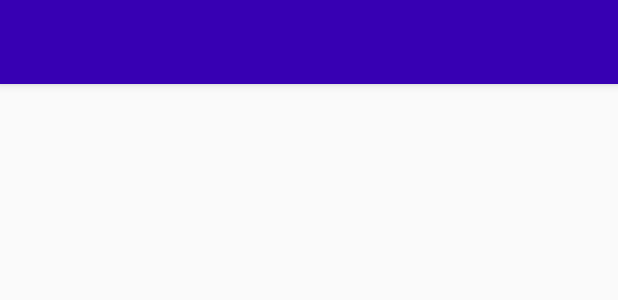
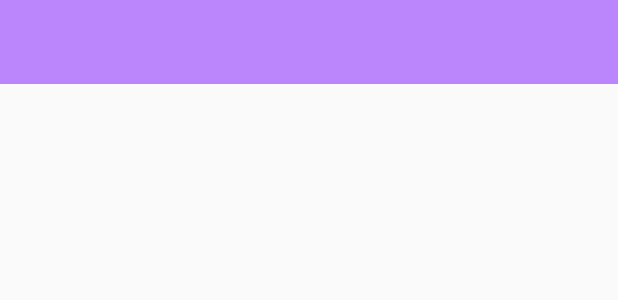
Before and after one commit to FlawedPerfection/FinalProjectMobile, an Android app: the layout toolbar.xml on its own in the app's theme, with its tools: preview values and no code run, on a phone screen of 412 x 824 dp. Shown: the top 300 px of the screen. Run offline under Robolectric (Android 15) with nearby library versions, the phone set to English and light mode, and no system bars.

Commit message:
-Added content/description page

```diff
--- a/app/src/main/AndroidManifest.xml
+++ b/app/src/main/AndroidManifest.xml
@@ -11,7 +11,7 @@
         android:roundIcon="@mipmap/ic_launcher_round"
         android:supportsRtl="true"
         android:theme="@style/Theme.AppCompat.Light">
-
+        <activity android:name=".DisplayInformation"></activity>
         <activity android:name=".RssActivity"></activity>
         <activity android:name=".MainActivity"
             android:exported="true">
--- a/app/src/main/java/com/example/finalproject/MainActivity.java
+++ b/app/src/main/java/com/example/finalproject/MainActivity.java
@@ -74,4 +74,7 @@ public class MainActivity extends AppCompatActivity {
     }
 
 
+
+
+
 }
--- a/app/src/main/res/layout/activity_profile.xml
+++ b/app/src/main/res/layout/activity_profile.xml
@@ -6,6 +6,8 @@
     android:rowCount="5"
     android:columnCount="1"
     tools:context=".MainActivity">
+
+
 
     <TextView
         android:id="@+id/emailText"
--- a/app/src/main/res/layout/activity_show_news_item.xml
+++ b/app/src/main/res/layout/activity_show_news_item.xml
@@ -23,8 +23,7 @@
             android:layout_width="match_parent"
             android:layout_height="wrap_content"
             android:layout_below="@id/titleText"
-            android:textSize="20dp"
-            />
+            android:textSize="20dp" />
 
         <TextView
             android:id="@+id/descriptionText"
--- a/app/src/main/res/layout/toolbar.xml
+++ b/app/src/main/res/layout/toolbar.xml
@@ -1,13 +1,29 @@
 <?xml version="1.0" encoding="utf-8"?>
-<Toolbar xmlns:android="http://schemas.android.com/apk/res/android"
+<androidx.constraintlayout.widget.ConstraintLayout xmlns:android="http://schemas.android.com/apk/res/android"
+    xmlns:app="http://schemas.android.com/apk/res-auto"
+    xmlns:tools="http://schemas.android.com/tools"
+    android:layout_width="match_parent"
+    android:layout_height="match_parent">
 
+    <com.google.android.material.appbar.AppBarLayout
+        android:layout_width="match_parent"
+        android:layout_height="wrap_content"
+        app:layout_constraintBottom_toBottomOf="parent"
+        app:layout_constraintTop_toTopOf="parent">
 
-    android:layout_width="match_parent"
-    android:layout_height="wrap_content"
-    android:background="@color/design_default_color_primary_dark"
-    android:elevation="4dp"
-    android:popupTheme="@style/ThemeOverlay.AppCompat.Light"
-    android:theme="@style/Theme.Design.NoActionBar">
+    </com.google.android.material.appbar.AppBarLayout>
 
-
-</Toolbar>
+    <androidx.appcompat.widget.Toolbar
+        android:id="@+id/NewToolbar"
+        android:layout_width="match_parent"
+        android:layout_height="wrap_content"
+        android:background="@color/purple_200"
+        android:minHeight="?attr/actionBarSize"
+        android:theme="?attr/actionBarTheme"
+        app:layout_constraintBottom_toBottomOf="parent"
+        app:layout_constraintEnd_toEndOf="parent"
+        app:layout_constraintHorizontal_bias="0.0"
+        app:layout_constraintStart_toStartOf="parent"
+        app:layout_constraintTop_toTopOf="parent"
+        app:layout_constraintVertical_bias="0.0" />
+</androidx.constraintlayout.widget.ConstraintLayout>
```
Also changed, not shown: app/src/main/java/com/example/finalproject/DisplayInformation.java (added, +34 -0 lines), app/src/main/res/drawable/ic_baseline_directions_bike_24.xml (added, +10 -0 lines), app/src/main/res/layout/activity_main.xml (+4 -3 lines), app/src/main/res/layout/testactivity.xml (added, +14 -0 lines), app/src/main/res/menu/appbar.xml (deleted, +0 -7 lines), 1 other file.
